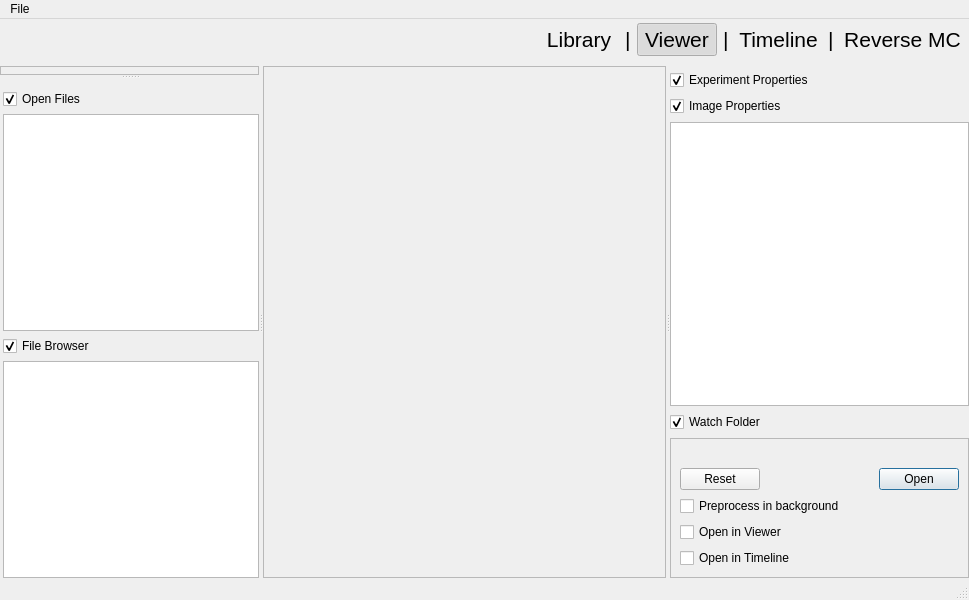
Above: gui/mainwindow.ui from ronpandolfi/Xi-cam before the change. Below: the same form after it.
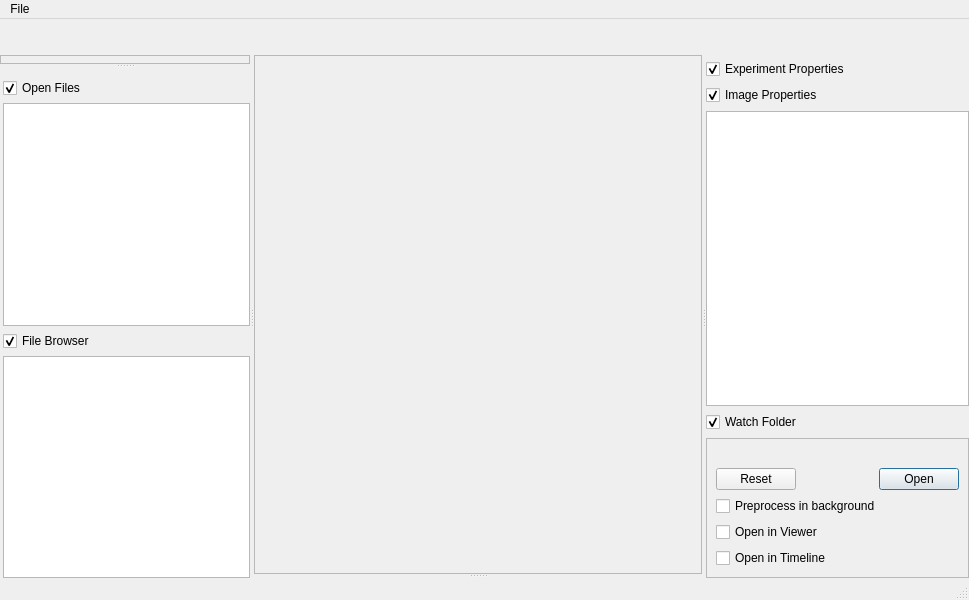
That is the form after the change. The open tabs and pages were chosen to show the change. Icons and pictures are not drawn.

Commit message: Plugins model WIP started. Timeline, Viewer, Library functionally working but buggy.

The edit to the form file:
```diff
--- a/gui/mainwindow.ui
+++ b/gui/mainwindow.ui
@@ -29,7 +29,10 @@
      <verstretch>0</verstretch>
     </sizepolicy>
    </property>
-   <layout class="QVBoxLayout" name="verticalLayout_12">
+      <layout class="QVBoxLayout" name="verticalLayout_16">
+          <property name="spacing">
+              <number>0</number>
+          </property>
     <property name="margin">
      <number>0</number>
     </property>
@@ -78,155 +81,29 @@
         </property>
        </spacer>
       </item>
-      <item>
-       <widget class="QPushButton" name="librarybutton">
-        <property name="font">
-         <font>
-          <pointsize>16</pointsize>
-         </font>
-        </property>
-        <property name="text">
-         <string>Library</string>
-        </property>
-           <property name="checkable">
-               <bool>true</bool>
-           </property>
-           <property name="autoExclusive">
-               <bool>true</bool>
-           </property>
-        <property name="flat">
-         <bool>true</bool>
-        </property>
-           <property name="isMode" stdset="0">
-               <bool>true</bool>
-           </property>
-       </widget>
-      </item>
-      <item>
-       <widget class="QLabel" name="separator">
-        <property name="font">
-         <font>
-          <pointsize>16</pointsize>
-         </font>
-        </property>
-        <property name="text">
-         <string>|</string>
-        </property>
-       </widget>
-      </item>
-      <item>
-       <widget class="QPushButton" name="viewerbutton">
-        <property name="font">
-         <font>
-          <pointsize>16</pointsize>
-         </font>
-        </property>
-        <property name="text">
-         <string>Viewer</string>
-        </property>
-           <property name="checkable">
-               <bool>true</bool>
-           </property>
-           <property name="checked">
-               <bool>true</bool>
-           </property>
-           <property name="autoExclusive">
-               <bool>true</bool>
-           </property>
-        <property name="flat">
-         <bool>true</bool>
-        </property>
-           <property name="isMode" stdset="0">
-               <bool>true</bool>
-           </property>
-       </widget>
-      </item>
-      <item>
-       <widget class="QLabel" name="separator_2">
-        <property name="font">
-         <font>
-          <pointsize>16</pointsize>
-         </font>
-        </property>
-        <property name="text">
-         <string>|</string>
-        </property>
-       </widget>
-      </item>
-      <item>
-       <widget class="QPushButton" name="timelinebutton">
-        <property name="font">
-         <font>
-          <pointsize>16</pointsize>
-         </font>
-        </property>
-        <property name="text">
-         <string>Timeline</string>
-        </property>
-           <property name="checkable">
-               <bool>true</bool>
-           </property>
-           <property name="autoExclusive">
-               <bool>true</bool>
-           </property>
-        <property name="flat">
-         <bool>true</bool>
-        </property>
-           <property name="isMode" stdset="0">
-               <bool>true</bool>
-           </property>
-       </widget>
-      </item>
-      <item>
-       <widget class="QLabel" name="separator_3">
-        <property name="font">
-         <font>
-          <pointsize>16</pointsize>
-         </font>
-        </property>
-        <property name="text">
-         <string>|</string>
-        </property>
-       </widget>
-      </item>
-      <item>
-       <widget class="QPushButton" name="rmcbutton">
-        <property name="font">
-         <font>
-          <pointsize>16</pointsize>
-         </font>
-        </property>
-        <property name="text">
-         <string>Reverse MC</string>
-        </property>
-           <property name="checkable">
-               <bool>true</bool>
-           </property>
-           <property name="autoExclusive">
-               <bool>true</bool>
-           </property>
-        <property name="flat">
-         <bool>true</bool>
-        </property>
-           <property name="isMode" stdset="0">
-               <bool>true</bool>
-           </property>
-       </widget>
-      </item>
      </layout>
     </item>
     <item>
-     <widget class="QSplitter" name="splitter_3">
+        <widget class="QSplitter" name="splitter_4">
       <property name="orientation">
        <enum>Qt::Horizontal</enum>
       </property>
       <widget class="QSplitter" name="splitter_2">
+          <property name="sizePolicy">
+              <sizepolicy hsizetype="Preferred" vsizetype="Expanding">
+                  <horstretch>1</horstretch>
+                  <verstretch>0</verstretch>
+              </sizepolicy>
+          </property>
+          <property name="minimumSize">
+              <size>
+                  <width>250</width>
+                  <height>0</height>
+              </size>
+          </property>
        <property name="orientation">
         <enum>Qt::Vertical</enum>
        </property>
-       <property name="handleWidth">
-        <number>4</number>
-       </property>
        <widget class="QFrame" name="frame">
         <property name="sizePolicy">
          <sizepolicy hsizetype="Preferred" vsizetype="Preferred">
@@ -355,6 +232,44 @@
         </layout>
        </widget>
       </widget>
+            <widget class="QWidget" name="widget" native="true">
+       <property name="sizePolicy">
+        <sizepolicy hsizetype="Expanding" vsizetype="Expanding">
+            <horstretch>4</horstretch>
+         <verstretch>0</verstretch>
+        </sizepolicy>
+       </property>
+                <layout class="QVBoxLayout" name="verticalLayout_12">
+                    <property name="spacing">
+                        <number>0</number>
+        </property>
+                    <property name="margin">
+                        <number>0</number>
+                    </property>
+                    <item>
+                        <widget class="QStackedWidget" name="toolbarmode">
+                            <property name="sizePolicy">
+                                <sizepolicy hsizetype="Preferred" vsizetype="Minimum">
+                                    <horstretch>0</horstretch>
+                                    <verstretch>0</verstretch>
+                                </sizepolicy>
+                            </property>
+                            <property name="currentIndex">
+                                <number>-1</number>
+                            </property>
+                        </widget>
+                    </item>
+                    <item>
+                        <widget class="QSplitter" name="splitter_3">
+                            <property name="sizePolicy">
+                                <sizepolicy hsizetype="Expanding" vsizetype="Expanding">
+                                    <horstretch>5</horstretch>
+                                    <verstretch>5</verstretch>
+                                </sizepolicy>
+                            </property>
+                            <property name="orientation">
+                                <enum>Qt::Vertical</enum>
+                            </property>
       <widget class="QStackedWidget" name="viewmode">
        <property name="sizePolicy">
         <sizepolicy hsizetype="Expanding" vsizetype="Expanding">
@@ -386,8 +301,8 @@
              <rect>
               <x>0</x>
               <y>0</y>
-                 <width>98</width>
-                 <height>28</height>
+                                 <width>195</width>
+                                 <height>497</height>
              </rect>
             </property>
            </widget>
@@ -564,7 +479,21 @@
         </layout>
        </widget>
       </widget>
+                            <widget class="QStackedWidget" name="bottommode">
+                                <widget class="QWidget" name="page_7"/>
+                                <widget class="QWidget" name="page_8"/>
+                            </widget>
+                        </widget>
+                    </item>
+                </layout>
+      </widget>
       <widget class="QStackedWidget" name="sidemode">
+          <property name="sizePolicy">
+              <sizepolicy hsizetype="Preferred" vsizetype="Preferred">
+                  <horstretch>1</horstretch>
+                  <verstretch>0</verstretch>
+              </sizepolicy>
+          </property>
        <property name="currentIndex">
            <number>0</number>
        </property>
```
Left out of the diff: 17 changed lines with no effect on the pictures. Lines whose indentation alone changed are shown as unchanged. The commit also changes 16 other files.
